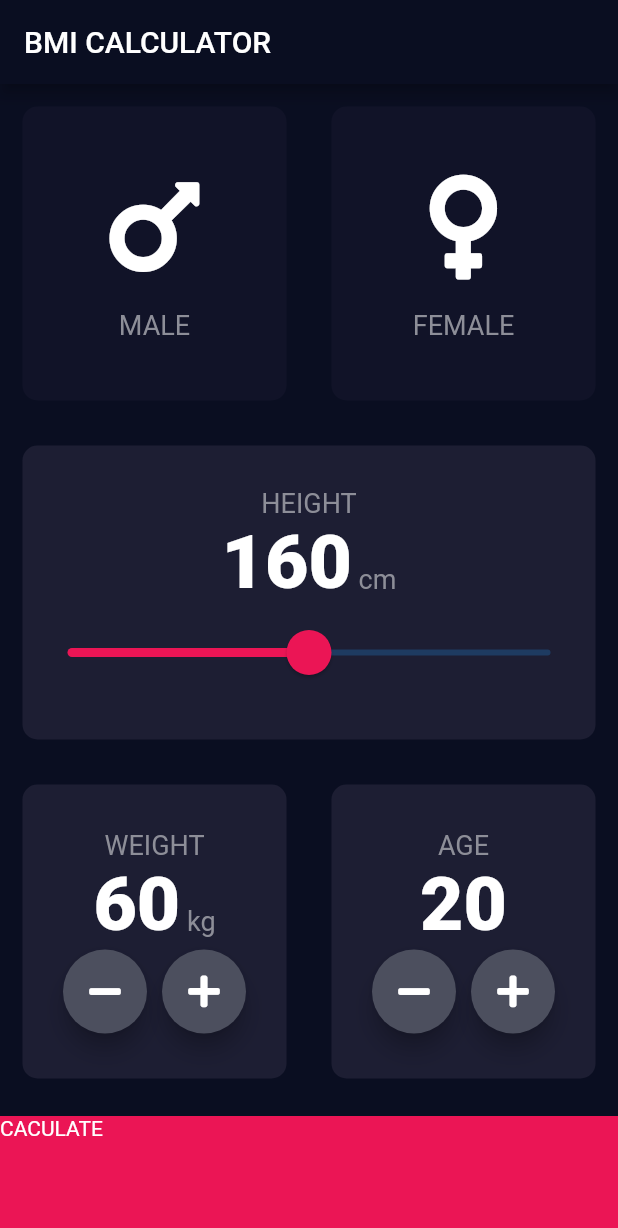
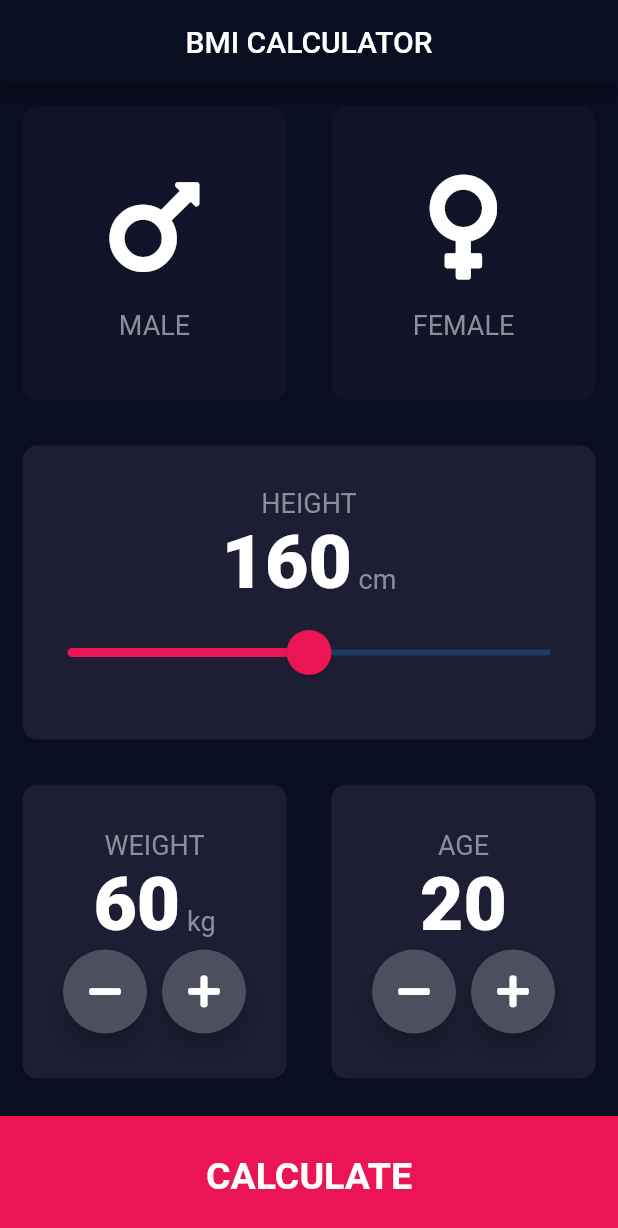
Before and after one commit to rjblee/bmi-calculator-flutter, a Flutter app: the screen it shows after launch, on a phone screen of 412 x 824 dp. Shown: the top 1228 px of the screen. Run offline on Flutter 3.47's test engine with Material 2 defaults, Android fonts, the phone set to English and light mode, and no system bars; our stand-ins replace font_awesome_flutter.

```diff
--- a/lib/input_page.dart
+++ b/lib/input_page.dart
@@ -1,6 +1,5 @@
 import 'package:flutter/cupertino.dart';
 import 'package:flutter/material.dart';
-import 'package:flutter/services.dart';
 import 'package:font_awesome_flutter/font_awesome_flutter.dart';
 import 'icon_content.dart';
 import 'reusable_card.dart';
@@ -27,7 +26,7 @@ class _InputPageState extends State<InputPage> {
   Widget build(BuildContext context) {
     return Scaffold(
       appBar: AppBar(
-        title: Text('BMI CALCULATOR'),
+        title: Center(child: Text('BMI CALCULATOR')),
       ),
       body: Column(
         crossAxisAlignment: CrossAxisAlignment.stretch,
@@ -216,7 +215,12 @@ class _InputPageState extends State<InputPage> {
               );
             },
             child: Container(
-              child: Text("CACULATE"),
+              child: Center(
+                child: Text(
+                  "CALCULATE",
+                  style: kLargeButtonTextStyle,
+                ),
+              ),
               color: kBottomContainerColor,
               margin: EdgeInsets.only(top: 10),
               width: double.infinity,
```
